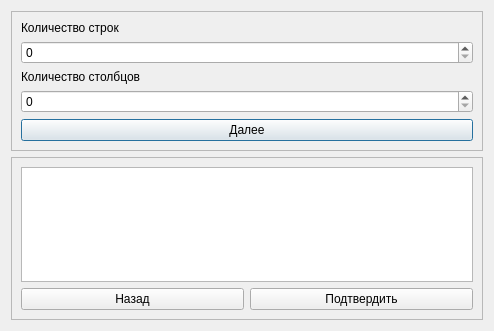
The window that Plugins/create_table/create_table.ui (Artreko/py-web-editor) describes before a commit, drawn with Qt 5.
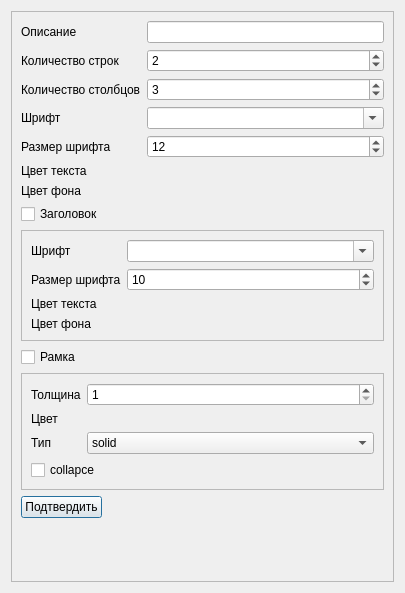
The same window after the commit.

The edit to the form file:
```diff
--- a/Plugins/create_table/create_table.ui
+++ b/Plugins/create_table/create_table.ui
@@ -9,10 +9,16 @@
    <rect>
     <x>0</x>
     <y>0</y>
-    <width>494</width>
-    <height>331</height>
+    <width>405</width>
+    <height>593</height>
    </rect>
   </property>
+  <property name="sizePolicy">
+   <sizepolicy hsizetype="Preferred" vsizetype="Minimum">
+    <horstretch>0</horstretch>
+    <verstretch>0</verstretch>
+   </sizepolicy>
+  </property>
   <property name="windowTitle">
    <string>Dialog</string>
   </property>
@@ -28,80 +34,291 @@
      <property name="frameShadow">
       <enum>QFrame::Raised</enum>
      </property>
-     <layout class="QVBoxLayout" name="verticalLayout_2">
-      <item>
+     <layout class="QFormLayout" name="formLayout">
+      <item row="1" column="0">
        <widget class="QLabel" name="label">
         <property name="text">
          <string>Количество строк</string>
         </property>
        </widget>
       </item>
-      <item>
-       <widget class="QSpinBox" name="rowSpin"/>
+      <item row="1" column="1">
+       <widget class="QSpinBox" name="rowSpin">
+        <property name="minimum">
+         <number>1</number>
+        </property>
+        <property name="value">
+         <number>2</number>
+        </property>
+       </widget>
       </item>
-      <item>
+      <item row="2" column="0">
        <widget class="QLabel" name="label_2">
         <property name="text">
          <string>Количество столбцов</string>
         </property>
        </widget>
       </item>
-      <item>
-       <widget class="QSpinBox" name="colSpin"/>
-      </item>
-      <item>
-       <widget class="QPushButton" name="nextButton">
-        <property name="text">
-         <string>Далее</string>
+      <item row="2" column="1">
+       <widget class="QSpinBox" name="colSpin">
+        <property name="minimum">
+         <number>1</number>
         </property>
-       </widget>
-      </item>
-     </layout>
-    </widget>
-   </item>
-   <item>
-    <widget class="QFrame" name="frame_2">
-     <property name="frameShape">
-      <enum>QFrame::StyledPanel</enum>
-     </property>
-     <property name="frameShadow">
-      <enum>QFrame::Raised</enum>
-     </property>
-     <layout class="QGridLayout" name="gridLayout">
-      <item row="1" column="0">
-       <widget class="QPushButton" name="backButton">
-        <property name="text">
-         <string>Назад</string>
+        <property name="value">
+         <number>3</number>
         </property>
        </widget>
       </item>
-      <item row="1" column="1">
+      <item row="12" column="0">
        <widget class="QPushButton" name="acceptButton">
         <property name="text">
          <string>Подтвердить</string>
         </property>
        </widget>
       </item>
-      <item row="0" column="0" colspan="2">
-       <widget class="QTableWidget" name="tableWidget">
-        <property name="selectionMode">
-         <enum>QAbstractItemView::SingleSelection</enum>
+      <item row="11" column="0" colspan="2">
+       <widget class="QFrame" name="borderFrame">
+        <property name="sizePolicy">
+         <sizepolicy hsizetype="Expanding" vsizetype="Preferred">
+          <horstretch>0</horstretch>
+          <verstretch>0</verstretch>
+         </sizepolicy>
         </property>
-        <attribute name="horizontalHeaderVisible">
-         <bool>false</bool>
-        </attribute>
-        <attribute name="horizontalHeaderCascadingSectionResizes">
-         <bool>true</bool>
-        </attribute>
-        <attribute name="horizontalHeaderStretchLastSection">
-         <bool>true</bool>
-        </attribute>
-        <attribute name="verticalHeaderVisible">
-         <bool>false</bool>
-        </attribute>
-        <attribute name="verticalHeaderCascadingSectionResizes">
-         <bool>true</bool>
-        </attribute>
+        <property name="frameShape">
+         <enum>QFrame::StyledPanel</enum>
+        </property>
+        <property name="frameShadow">
+         <enum>QFrame::Raised</enum>
+        </property>
+        <layout class="QFormLayout" name="formLayout_3">
+         <item row="0" column="0">
+          <widget class="QLabel" name="label_6">
+           <property name="text">
+            <string>Толщина</string>
+           </property>
+          </widget>
+         </item>
+         <item row="0" column="1">
+          <widget class="QSpinBox" name="borderWidth">
+           <property name="minimum">
+            <number>1</number>
+           </property>
+          </widget>
+         </item>
+         <item row="1" column="0">
+          <widget class="QLabel" name="label_7">
+           <property name="text">
+            <string>Цвет</string>
+           </property>
+          </widget>
+         </item>
+         <item row="2" column="0">
+          <widget class="QLabel" name="label_8">
+           <property name="text">
+            <string>Тип</string>
+           </property>
+          </widget>
+         </item>
+         <item row="2" column="1">
+          <widget class="QComboBox" name="borderType">
+           <item>
+            <property name="text">
+             <string>solid</string>
+            </property>
+           </item>
+           <item>
+            <property name="text">
+             <string>dotted</string>
+            </property>
+           </item>
+           <item>
+            <property name="text">
+             <string>dashed</string>
+            </property>
+           </item>
+           <item>
+            <property name="text">
+             <string>double</string>
+            </property>
+           </item>
+           <item>
+            <property name="text">
+             <string>groove</string>
+            </property>
+           </item>
+           <item>
+            <property name="text">
+             <string>ridje</string>
+            </property>
+           </item>
+           <item>
+            <property name="text">
+             <string>inset</string>
+            </property>
+           </item>
+           <item>
+            <property name="text">
+             <string>outset</string>
+            </property>
+           </item>
+           <item>
+            <property name="text">
+             <string>none</string>
+            </property>
+           </item>
+           <item>
+            <property name="text">
+             <string>hidden</string>
+            </property>
+           </item>
+          </widget>
+         </item>
+         <item row="3" column="0" colspan="2">
+          <widget class="QCheckBox" name="collapceCheck">
+           <property name="text">
+            <string>collapce</string>
+           </property>
+          </widget>
+         </item>
+        </layout>
+       </widget>
+      </item>
+      <item row="9" column="0" colspan="2">
+       <widget class="QFrame" name="headerFrame">
+        <property name="sizePolicy">
+         <sizepolicy hsizetype="Expanding" vsizetype="Preferred">
+          <horstretch>0</horstretch>
+          <verstretch>0</verstretch>
+         </sizepolicy>
+        </property>
+        <property name="minimumSize">
+         <size>
+          <width>0</width>
+          <height>0</height>
+         </size>
+        </property>
+        <property name="frameShape">
+         <enum>QFrame::StyledPanel</enum>
+        </property>
+        <property name="frameShadow">
+         <enum>QFrame::Raised</enum>
+        </property>
+        <layout class="QFormLayout" name="formLayout_2">
+         <item row="0" column="1">
+          <widget class="QFontComboBox" name="headerFont">
+           <property name="currentText">
+            <string/>
+           </property>
+          </widget>
+         </item>
+         <item row="0" column="0">
+          <widget class="QLabel" name="label_3">
+           <property name="text">
+            <string>Шрифт</string>
+           </property>
+          </widget>
+         </item>
+         <item row="3" column="0">
+          <widget class="QLabel" name="label_4">
+           <property name="text">
+            <string>Цвет текста</string>
+           </property>
+          </widget>
+         </item>
+         <item row="4" column="0">
+          <widget class="QLabel" name="label_5">
+           <property name="text">
+            <string>Цвет фона</string>
+           </property>
+          </widget>
+         </item>
+         <item row="2" column="1">
+          <widget class="QSpinBox" name="headerSpin">
+           <property name="minimum">
+            <number>1</number>
+           </property>
+           <property name="value">
+            <number>10</number>
+           </property>
+          </widget>
+         </item>
+         <item row="2" column="0">
+          <widget class="QLabel" name="label_25">
+           <property name="text">
+            <string>Размер шрифта</string>
+           </property>
+          </widget>
+         </item>
+        </layout>
+       </widget>
+      </item>
+      <item row="10" column="0" colspan="2">
+       <widget class="QCheckBox" name="borderCheck">
+        <property name="text">
+         <string>Рамка</string>
+        </property>
+       </widget>
+      </item>
+      <item row="8" column="0" colspan="2">
+       <widget class="QCheckBox" name="headerCheck">
+        <property name="text">
+         <string>Заголовок</string>
+        </property>
+       </widget>
+      </item>
+      <item row="7" column="0">
+       <widget class="QLabel" name="label_9">
+        <property name="text">
+         <string>Цвет фона</string>
+        </property>
+       </widget>
+      </item>
+      <item row="6" column="0">
+       <widget class="QLabel" name="label_10">
+        <property name="text">
+         <string>Цвет текста</string>
+        </property>
+       </widget>
+      </item>
+      <item row="3" column="0">
+       <widget class="QLabel" name="label_11">
+        <property name="text">
+         <string>Шрифт</string>
+        </property>
+       </widget>
+      </item>
+      <item row="3" column="1">
+       <widget class="QFontComboBox" name="mainFont">
+        <property name="currentText">
+         <string/>
+        </property>
+       </widget>
+      </item>
+      <item row="0" column="0">
+       <widget class="QLabel" name="label_23">
+        <property name="text">
+         <string>Описание</string>
+        </property>
+       </widget>
+      </item>
+      <item row="0" column="1">
+       <widget class="QLineEdit" name="captionEdit"/>
+      </item>
+      <item row="4" column="0">
+       <widget class="QLabel" name="label_24">
+        <property name="text">
+         <string>Размер шрифта</string>
+        </property>
+       </widget>
+      </item>
+      <item row="4" column="1">
+       <widget class="QSpinBox" name="mainSpin">
+        <property name="minimum">
+         <number>1</number>
+        </property>
+        <property name="value">
+         <number>12</number>
+        </property>
        </widget>
       </item>
      </layout>
```
Left out of the diff: 6 changed lines with no effect on the pictures.
